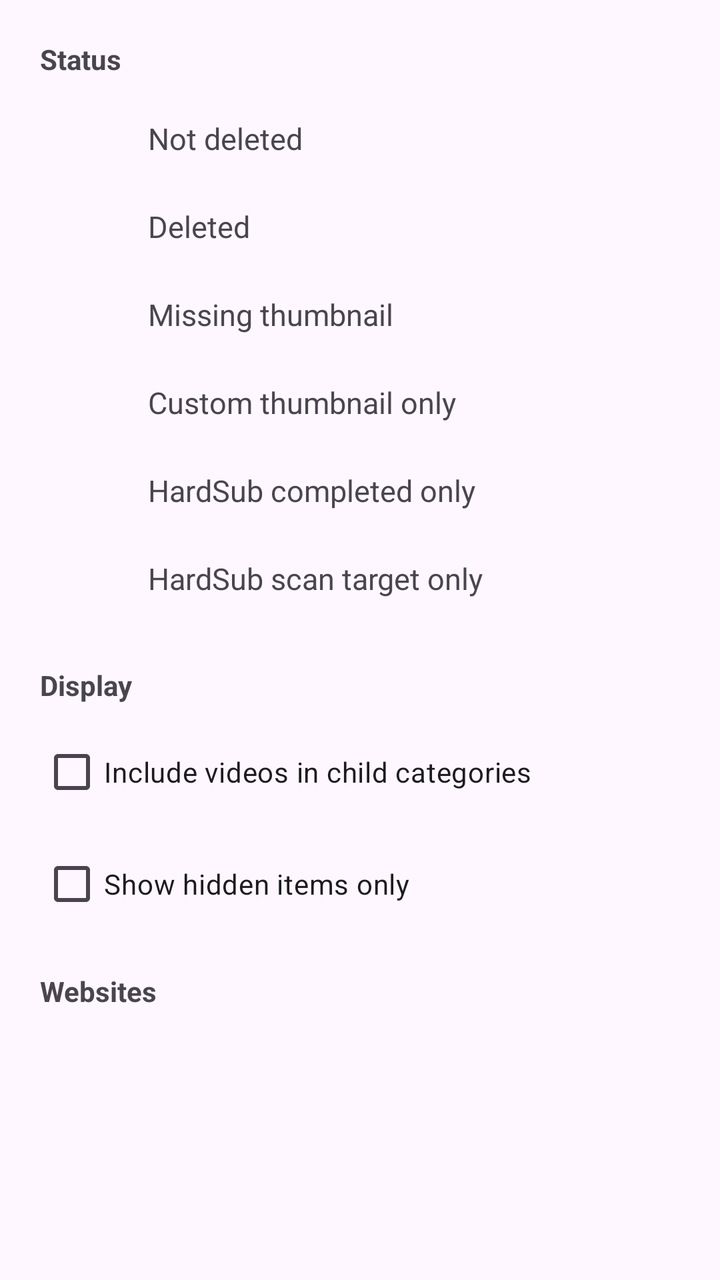
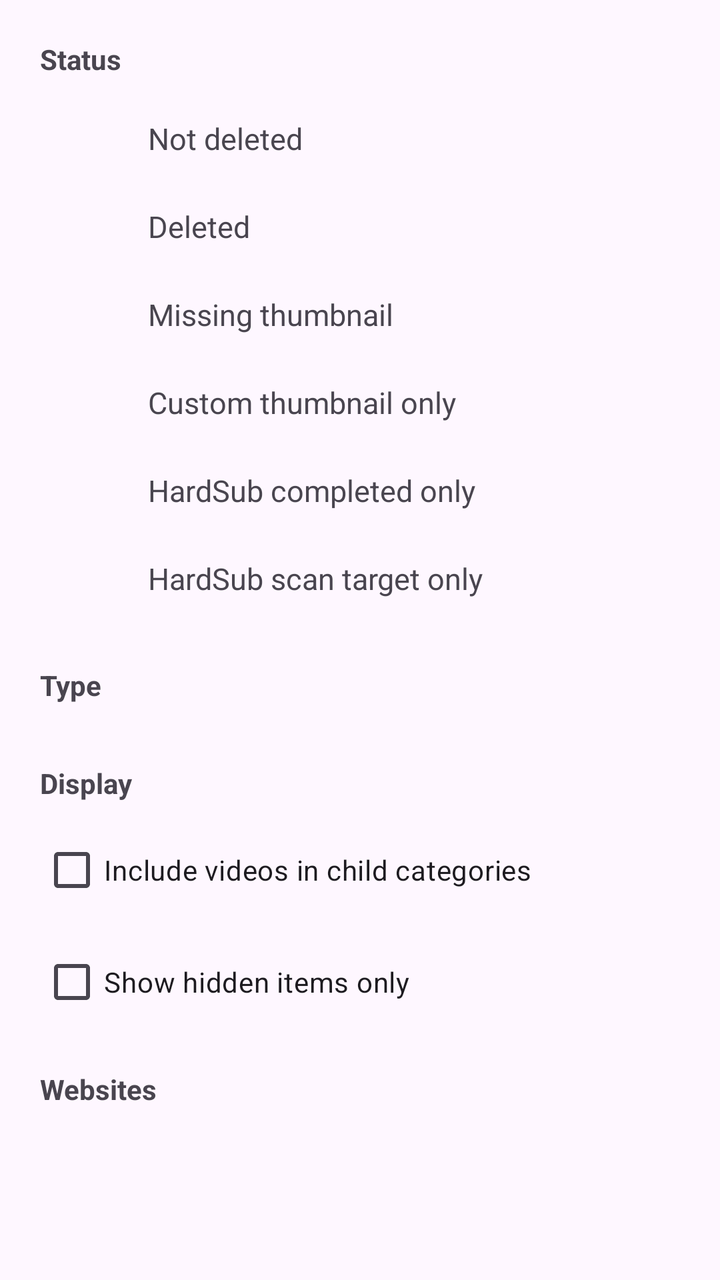

Two renders of the same Android screen: before a commit and after it. Below are the layout's source before the change and the commit's diff.
<!-- AndroidManifest.xml: application theme BaseTheme -->
<!-- res/layout/history_other_filters_sheet.xml -->
<?xml version="1.0" encoding="utf-8"?>
<LinearLayout style="@style/Widget.Material3.BottomSheet"
    android:layout_width="match_parent"
    android:layout_height="wrap_content"
    android:orientation="vertical"
    app:layout_behavior="com.google.android.material.bottomsheet.BottomSheetBehavior"
    xmlns:android="http://schemas.android.com/apk/res/android"
    xmlns:app="http://schemas.android.com/apk/res-auto">

    <LinearLayout
        android:id="@+id/format_filter_linear"
        android:layout_width="match_parent"
        android:layout_marginBottom="20dp"
        android:layout_height="wrap_content"
        android:orientation="vertical">

        <TextView
            android:layout_width="wrap_content"
            android:text="@string/status"
            android:textSize="14sp"
            android:textStyle="bold"
            android:layout_marginHorizontal="20dp"
            android:layout_marginBottom="10dp"
            android:layout_marginTop="20dp"
            android:layout_height="wrap_content"/>


        <TextView
            android:id="@+id/not_deleted"
            android:layout_width="match_parent"
            android:layout_height="wrap_content"
            android:background="?attr/selectableItemBackground"
            android:clickable="true"
            android:drawablePadding="30dp"
            android:focusable="true"
            android:paddingHorizontal="20dp"
            android:paddingVertical="10dp"
            android:text="@string/not_deleted"
            android:textSize="15sp"
            app:drawableStartCompat="@drawable/empty" />

        <TextView
            android:id="@+id/deleted"
            android:clickable="true"
            android:focusable="true"
            android:background="?attr/selectableItemBackground"
            android:paddingVertical="10dp"
            android:paddingHorizontal="20dp"
            android:drawablePadding="30dp"
            android:layout_width="match_parent"
            android:layout_height="wrap_content"
            android:textSize="15sp"
            android:text="@string/deleted"
            app:drawableStartCompat="@drawable/empty" />

        <TextView
            android:id="@+id/missing_thumbnail"
            android:clickable="true"
            android:focusable="true"
            android:background="?attr/selectableItemBackground"
            android:paddingVertical="10dp"
            android:paddingHorizontal="20dp"
            android:drawablePadding="30dp"
            android:layout_width="match_parent"
            android:layout_height="wrap_content"
            android:textSize="15sp"
            android:text="@string/missing_thumbnail"
            app:drawableStartCompat="@drawable/empty" />

        <TextView
            android:id="@+id/custom_thumbnail_only"
            android:clickable="true"
            android:focusable="true"
            android:background="?attr/selectableItemBackground"
            android:paddingVertical="10dp"
            android:paddingHorizontal="20dp"
            android:drawablePadding="30dp"
            android:layout_width="match_parent"
            android:layout_height="wrap_content"
            android:textSize="15sp"
            android:text="@string/custom_thumbnail_only"
            app:drawableStartCompat="@drawable/empty" />

        <TextView
            android:id="@+id/hardsub_done_only"
            android:clickable="true"
            android:focusable="true"
            android:background="?attr/selectableItemBackground"
            android:paddingVertical="10dp"
            android:paddingHorizontal="20dp"
            android:drawablePadding="30dp"
            android:layout_width="match_parent"
            android:layout_height="wrap_content"
            android:textSize="15sp"
            android:text="@string/hardsub_done_only"
            app:drawableStartCompat="@drawable/empty" />

        <TextView
            android:id="@+id/hardsub_scan_target_only"
            android:clickable="true"
            android:focusable="true"
            android:background="?attr/selectableItemBackground"
            android:paddingVertical="10dp"
            android:paddingHorizontal="20dp"
            android:drawablePadding="30dp"
            android:layout_width="match_parent"
            android:layout_height="wrap_content"
            android:textSize="15sp"
            android:text="@string/hardsub_scan_target_only"
            app:drawableStartCompat="@drawable/empty" />

    </LinearLayout>

    <LinearLayout
        android:id="@+id/displayFilters"
        android:layout_width="match_parent"
        android:layout_height="wrap_content"
        android:orientation="vertical">

        <TextView
            android:layout_width="wrap_content"
            android:layout_height="wrap_content"
            android:layout_marginHorizontal="20dp"
            android:layout_marginBottom="10dp"
            android:text="@string/display"
            android:textSize="14sp"
            android:textStyle="bold" />

        <com.google.android.material.checkbox.MaterialCheckBox
            android:id="@+id/includeChildCategoryVideosCheck"
            android:layout_width="match_parent"
            android:layout_height="wrap_content"
            android:layout_marginHorizontal="20dp"
            android:layout_marginBottom="8dp"
            android:text="@string/include_child_category_videos" />

        <com.google.android.material.checkbox.MaterialCheckBox
            android:id="@+id/showHiddenOnlyCheck"
            android:layout_width="match_parent"
            android:layout_height="wrap_content"
            android:layout_marginHorizontal="20dp"
            android:layout_marginBottom="20dp"
            android:text="@string/show_hidden_only" />
    </LinearLayout>


    <LinearLayout
        android:id="@+id/websiteFilters"
        android:layout_width="match_parent"
        android:layout_height="wrap_content"
        android:orientation="vertical">

        <TextView
            android:layout_width="wrap_content"
            android:layout_height="wrap_content"
            android:layout_marginHorizontal="20dp"
            android:layout_marginBottom="10dp"
            android:text="@string/websites"
            android:textSize="14sp"
            android:textStyle="bold" />

        <com.google.android.material.chip.ChipGroup
            android:id="@+id/websitesChipGroup"
            android:layout_width="wrap_content"
            app:chipSpacingVertical="-10dp"
            app:chipSpacing="0dp"
            android:layout_marginHorizontal="20dp"
            android:layout_marginBottom="20dp"
            app:singleSelection="true"
            android:layout_height="wrap_content"
            app:singleLine="false">

        </com.google.android.material.chip.ChipGroup>


    </LinearLayout>


</LinearLayout>
<!-- resources referenced by this layout -->
<resources>
  <!-- drawable empty (drawable) -->
  <?xml version="1.0" encoding="utf-8"?>
  <vector xmlns:android="http://schemas.android.com/apk/res/android"
      android:width="24dp"
      android:height="24dp"
      android:viewportWidth="24"
      android:viewportHeight="24">
      <path android:strokeAlpha="0" android:pathData="M0,12h24"/>
  </vector>
  <string name="custom_thumbnail_only">Custom thumbnail only</string>
  <string name="deleted">Deleted</string>
  <string name="display">Display</string>
  <string name="hardsub_done_only">HardSub completed only</string>
  <string name="hardsub_scan_target_only">HardSub scan target only</string>
  <string name="include_child_category_videos">Include videos in child categories</string>
  <string name="missing_thumbnail">Missing thumbnail</string>
  <string name="not_deleted">Not deleted</string>
  <string name="show_hidden_only">Show hidden items only</string>
  <string name="status">Status</string>
  <string name="websites">Websites</string>
  <style name="BaseTheme" parent="Theme.Material3.Light.NoActionBar">
          <item name="android:windowLightStatusBar">?attr/isLightTheme</item>
          <item name="android:statusBarColor">@android:color/transparent</item>
          <item name="alertDialogTheme">@style/ThemeOverlay.Material3.MaterialAlertDialog</item>
          <item name="dialogCornerRadius">28dp</item>
          <item name="windowActionModeOverlay">true</item>
          <item name="actionBarTheme">@style/ThemeOverlay.Material3.Light</item>
          <item name="android:windowLightNavigationBar" tools:ignore="NewApi">true</item>
          <item name="switchPreferenceCompatStyle">@style/Preference.SwitchPreferenceCompat.Material3</item>
          <item name="snackbarStyle">@style/snackBarStyle</item>
          <item name="preferenceTheme">@style/PreferenceTheme</item>
          <item name="android:windowOptOutEdgeToEdgeEnforcement" tools:targetApi="35">true</item>
      </style>
  <style name="Preference.SwitchPreferenceCompat.Material3" parent="@style/Preference.SwitchPreferenceCompat.Material">
          <item name="widgetLayout">@layout/preferece_material_switch</item>
      </style>
  <style name="snackBarStyle" parent="@style/Widget.Material3.Snackbar">
          <item name="shapeAppearance">@style/ShapeAppearance.Material3.Corner.ExtraLarge</item>
          <item name="android:paddingStart">20dp</item>
          <item name="android:paddingEnd">20dp</item>
          <item name="maxLines">2</item>
          <item name="animationMode">slide</item>
      </style>
  <style name="PreferenceTheme" parent="PreferenceThemeOverlay">
          <item name="singleLineTitle">false</item>
      </style>
</resources>

<!-- the commit's change to res/layout/history_other_filters_sheet.xml (unified diff, before → after) -->
@@ -112,6 +112,34 @@
     </LinearLayout>
 
     <LinearLayout
+        android:id="@+id/typeFilters"
+        android:layout_width="match_parent"
+        android:layout_height="wrap_content"
+        android:orientation="vertical">
+
+        <TextView
+            android:layout_width="wrap_content"
+            android:layout_height="wrap_content"
+            android:layout_marginHorizontal="20dp"
+            android:layout_marginBottom="10dp"
+            android:text="@string/media_type"
+            android:textSize="14sp"
+            android:textStyle="bold" />
+
+        <com.google.android.material.chip.ChipGroup
+            android:id="@+id/typeChipGroup"
+            android:layout_width="wrap_content"
+            android:layout_height="wrap_content"
+            android:layout_marginHorizontal="20dp"
+            android:layout_marginBottom="20dp"
+            app:chipSpacing="0dp"
+            app:chipSpacingVertical="-10dp"
+            app:selectionRequired="true"
+            app:singleLine="false"
+            app:singleSelection="false" />
+    </LinearLayout>
+
+    <LinearLayout
         android:id="@+id/displayFilters"
         android:layout_width="match_parent"
         android:layout_height="wrap_content"
<!-- resource entries referenced after the edit -->
@@ -15,6 +15,7 @@
   <string name="hardsub_done_only">HardSub completed only</string>
   <string name="hardsub_scan_target_only">HardSub scan target only</string>
   <string name="include_child_category_videos">Include videos in child categories</string>
+  <string name="media_type">Type</string>
   <string name="missing_thumbnail">Missing thumbnail</string>
   <string name="not_deleted">Not deleted</string>
   <string name="show_hidden_only">Show hidden items only</string>
